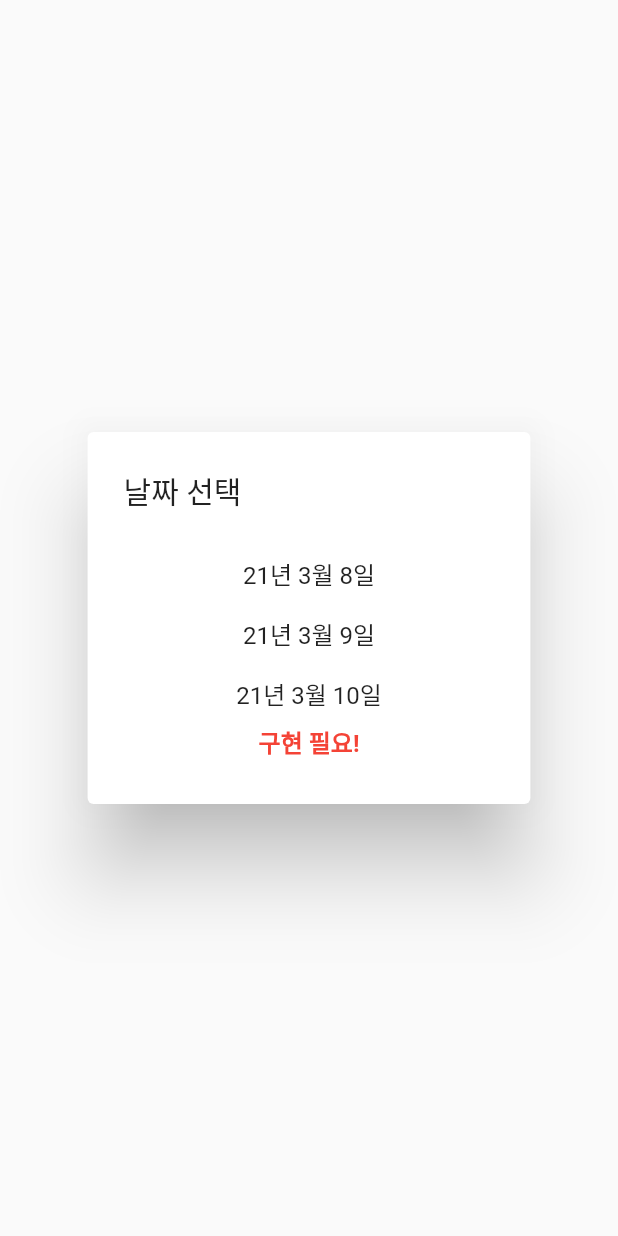
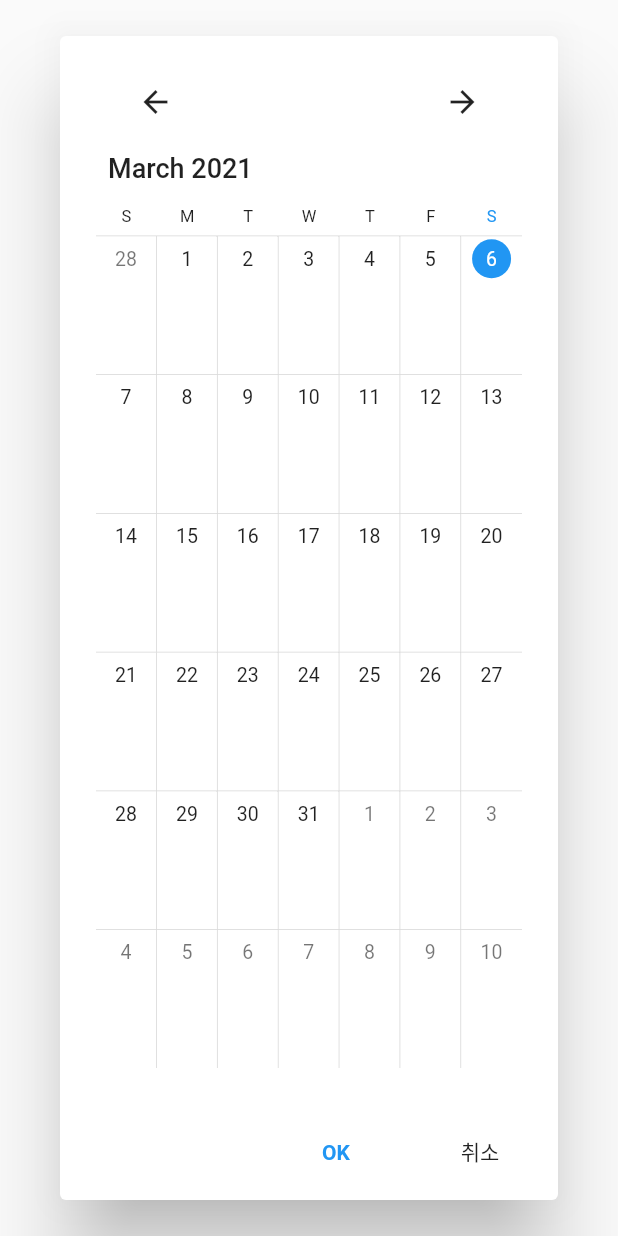
Before and after one commit to the-wolrd/kai_moring_demo, a Flutter app: the DaySelectDialog widget shown alone on an empty page, opened directly, on a phone screen of 412 x 824 dp. Run offline on Flutter 3.47's test engine with Material 2 defaults, Android fonts, the phone set to English and light mode, and no system bars; drawn by our look-alikes of syncfusion_flutter_calendar; our stand-ins replace cached_network_image, camera, cloud_firestore, firebase_auth, firebase_core, image_gallery_saver; missing offline and left inert: flutter_sms; accounts and stored records are empty.

Commit message:
달력 업데이트함

```diff
--- a/lib/screen/home_screen.dart
+++ b/lib/screen/home_screen.dart
@@ -1,7 +1,4 @@
 import 'package:demo_kai_morning_210303/screen/sub/create_order.dart';
-import 'package:demo_kai_morning_210303/screen/sub/register_user.dart';
-import 'file:///C:/Users/asdf/Desktop/test/demo_kai_morning_210303/lib/screen/show_store_list.dart';
-import 'file:///C:/Users/asdf/Desktop/test/demo_kai_morning_210303/lib/screen/show_user_list.dart';
 import 'package:demo_kai_morning_210303/widgets/body_tab.dart';
 import 'package:demo_kai_morning_210303/widgets/my_progress_indicator.dart';
 import 'package:demo_kai_morning_210303/widgets/order_doing_list.dart';
@@ -13,6 +10,8 @@ import 'package:provider/provider.dart';
 
 import '../model/firebase_auth_state.dart';
 import '../model/rider_model_state.dart';
+import 'show_store_list.dart';
+import 'show_user_list.dart';
 
 class HomePage extends StatefulWidget {
   @override
--- a/lib/screen/sub/dialog/create_order_day_dialog.dart
+++ b/lib/screen/sub/dialog/create_order_day_dialog.dart
@@ -1,13 +1,8 @@
 import 'package:demo_kai_morning_210303/constant/size.dart';
-import 'package:demo_kai_morning_210303/model/store_model.dart';
-import 'package:demo_kai_morning_210303/network/store_network_func.dart';
-import 'package:demo_kai_morning_210303/useful/search_engine.dart';
-import 'package:demo_kai_morning_210303/widgets/my_progress_indicator.dart';
 import 'package:flutter/material.dart';
-import 'package:provider/provider.dart';
+import 'package:syncfusion_flutter_calendar/calendar.dart';
 
 class DaySelectDialog extends StatefulWidget {
-
   final Function selDay;
 
   DaySelectDialog({this.selDay});
@@ -17,46 +12,97 @@ class DaySelectDialog extends StatefulWidget {
 }
 
 class _DaySelectDialogState extends State<DaySelectDialog> {
+  CalendarController _calendarController;
+  int _year;
+  int _month;
+  int _day;
+
+  @override
+  initState() {
+    _calendarController = CalendarController();
+    super.initState();
+  }
 
   @override
   Widget build(BuildContext context) {
+    double width = size.width;
+    double height = size.height;
     return AlertDialog(
-        title: Text('날짜 선택'),
-        content: SizedBox(
-          height: 150.0,
-          width: size.width * 0.6,
+      content: SafeArea(
+        child: SizedBox(
+          height: height,
+          width: width,
           child: Column(
             children: [
-              InkWell(
-                  onTap: (){
-                    widget.selDay(DateTime(2021,3,8));
-                    Navigator.pop(context);
-                  },
-                  child: Padding(
-                    padding: const EdgeInsets.all(8.0),
-                    child: Text('21년 3월 8일'),
-                  )),
-              InkWell(
-                  onTap: (){
-                    widget.selDay(DateTime(2021,3,9));
-                    Navigator.pop(context);
-                  },
-                  child: Padding(
-                    padding: const EdgeInsets.all(8.0),
-                    child: Text('21년 3월 9일'),
-                  )),
-              InkWell(
-                  onTap: (){
-                    widget.selDay(DateTime(2021,3,10));
-                    Navigator.pop(context);
-                  },
-                  child: Padding(
-                    padding: const EdgeInsets.all(8.0),
-                    child: Text('21년 3월 10일'),
-                  )),
-              Text('구현 필요!', style:TextStyle(color: Colors.red, fontWeight: FontWeight.bold))
+              _topBar(),
+              _calendar(),
             ],
-          )
-        ));
+          ),
+        ),
+      ),
+      actions: <Widget>[
+        FlatButton(
+          child: Text(
+            'OK',
+            style: TextStyle(
+              color: Colors.blue,
+              fontWeight: FontWeight.bold,
+            ),
+          ),
+          onPressed: () {
+            Navigator.pop(context, "확인");
+            // widget.selDay(DateTime(now.date.year))
+            widget.selDay(DateTime(_year, _month, _day));
+          },
+        ),
+        FlatButton(
+          child: Text('취소', style: TextStyle(color: Colors.black87),),
+          onPressed: () {
+            Navigator.pop(context, "Cancel");
+          },
+        ),
+      ],
+    );
+  }
+
+  Widget _calendar() {
+    return Expanded(
+      child: SfCalendar(
+        view: CalendarView.month,
+        controller: _calendarController,
+        onTap: (now) {
+          print(now.date.year);
+          print(now.date.month);
+          print(now.date.day);
+          _year = now.date.year;
+          _month = now.date.month;
+          _day = now.date.day;
+
+        },
+      ),
+    );
+  }
+
+  Widget _topBar() {
+    return SizedBox(
+      child: Row(
+        children: [
+          Spacer(flex: 1),
+          IconButton(
+              icon: Icon(Icons.arrow_back),
+              onPressed: () {
+                _calendarController.backward();
+              }),
+          Spacer(flex: 10),
+          IconButton(
+            icon: Icon(Icons.arrow_forward),
+            onPressed: () {
+              _calendarController.forward();
+            },
+          ),
+          Spacer(flex: 1),
+        ],
+      ),
+    );
   }
 }
--- a/pubspec.yaml
+++ b/pubspec.yaml
@@ -41,6 +41,7 @@ dependencies:
   image_gallery_saver: ^1.6.8
   image_picker: ^0.6.7+22 # camera 기능이 되는 것 같음
   intl: ^0.16.1 # 날짜, 시간관련  0.17.0 은 호환이 안되더라. low grade함
+  syncfusion_flutter_calendar:
 
 dev_dependencies:
   flutter_test:
```
Also changed, not shown: lib/screen/sub/create_order.dart (+0 -11 lines), pubspec.lock.
